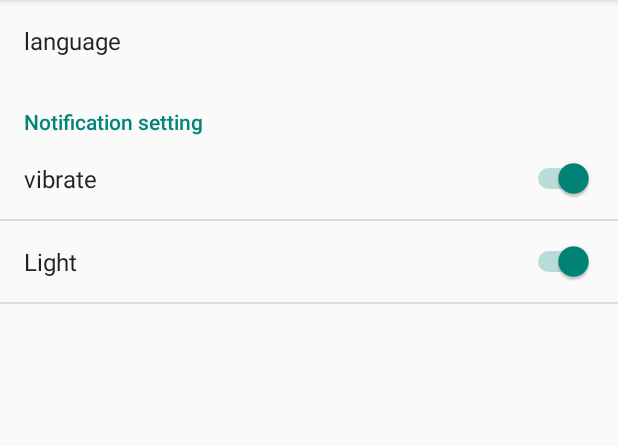
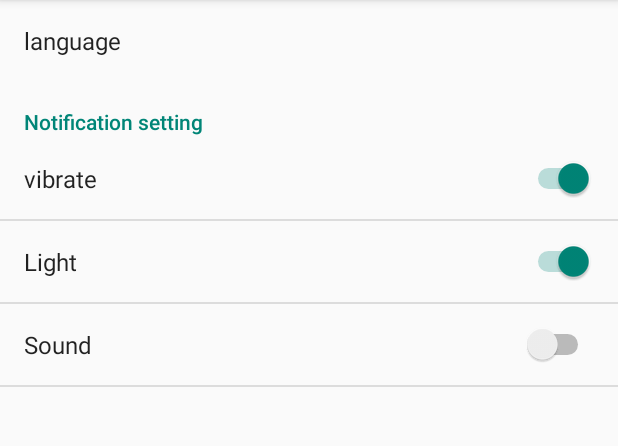
Before and after one commit to maiajam/MedcineAlram, an Android app: the fragment FragmentPrefrence placed in its activity, after a tap on "Light", on a phone screen of 412 x 824 dp, the part 84-530 px from its top. Run offline under Robolectric (Android 15) with nearby library versions, the phone set to English and light mode, and no system bars; 1 other tap on this screen came first.

Commit message:
bug fixing

```diff
--- a/app/src/main/AndroidManifest.xml
+++ b/app/src/main/AndroidManifest.xml
@@ -6,7 +6,7 @@
     <uses-permission android:name="android.permission.RECEIVE_BOOT_COMPLETED" />
 
     <application
-        android:allowBackup="true"
+        android:allowBackup="false"
         android:icon="@drawable/logo"
         android:label="@string/app_name"
         android:roundIcon="@drawable/logo"
--- a/app/src/main/java/com/example/maiajam/medcinealram/FragmentPrefrence.java
+++ b/app/src/main/java/com/example/maiajam/medcinealram/FragmentPrefrence.java
@@ -21,7 +21,9 @@ import static com.example.maiajam.medcinealram.helper.Global.English;
 import static com.example.maiajam.medcinealram.helper.Global.arabic;
 import static com.example.maiajam.medcinealram.helper.HelperMethodes.setAppLanguage;
 import static com.example.maiajam.medcinealram.helper.HelperMethodes.setLayoutDirction;
+import static com.example.maiajam.medcinealram.helper.HelperMethodes.setLightMode;
 import static com.example.maiajam.medcinealram.helper.HelperMethodes.setSelectedLanguage;
+import static com.example.maiajam.medcinealram.helper.HelperMethodes.setVibrateMode;
 
 /**
  * Created by maiAjam on 9/12/2017.
@@ -33,6 +35,7 @@ public class FragmentPrefrence extends PreferenceFragment {
     Locale locale;
     private ListPreference listPreference;
     private SwitchPreference switchVibrate, switchLight;
+    private SwitchPreference switchSound;
 
 
     @Override
@@ -64,7 +67,6 @@ public class FragmentPrefrence extends PreferenceFragment {
                             setSelectedLanguage(getContext(), English);
                             setAppLanguage(getContext(), English);
                             setLayoutDirction(getContext(),English);
-
                             Intent i = new Intent(getActivity(), prefrenceSetting.class);
                             startActivity(i);
 
@@ -87,12 +89,12 @@ public class FragmentPrefrence extends PreferenceFragment {
 
                     if (value) {
                         AudioManager audioManager = (AudioManager) getActivity().getSystemService(getActivity().AUDIO_SERVICE);
-
                         audioManager.setRingerMode(AudioManager.RINGER_MODE_NORMAL);
+                            setVibrateMode(value,getActivity());
                     } else {
                         AudioManager audioManager = (AudioManager) getActivity().getSystemService(getActivity().AUDIO_SERVICE);
-
                         audioManager.setRingerMode(AudioManager.RINGER_MODE_SILENT);
+                        setVibrateMode(value,getActivity());
                     }
                 }
                 return true;
@@ -106,8 +108,21 @@ public class FragmentPrefrence extends PreferenceFragment {
             public boolean onPreferenceChange(Preference preference, Object newValue) {
 
                 if (newValue instanceof Boolean) {
-                    Boolean value = (Boolean) newValue;
+                   setLightMode(getActivity(), (Boolean) newValue);
+                }
 
+                return true;
+            }
+        });
+
+        switchSound = (SwitchPreference) getPreferenceManager().findPreference("sound");
+
+        switchSound.setOnPreferenceChangeListener(new Preference.OnPreferenceChangeListener() {
+            @Override
+            public boolean onPreferenceChange(Preference preference, Object newValue) {
+
+                if (newValue instanceof Boolean) {
+                    HelperMethodes.setSoundMode((Boolean) newValue,getActivity());
                 }
 
                 return true;
--- a/app/src/main/res/layout/activity_add_medcine.xml
+++ b/app/src/main/res/layout/activity_add_medcine.xml
@@ -224,6 +224,7 @@
                         android:layout_width="match_parent"
                         android:layout_height="wrap_content"
                         android:layout_weight="3"
+                        android:focusable="false"
                         android:textColor="@color/colorAccent"
                         android:textColorHint="@color/colorAccent"
                         android:clickable="true"
--- a/app/src/main/res/values/strings.xml
+++ b/app/src/main/res/values/strings.xml
@@ -182,4 +182,5 @@
     <string name="channel_name">name</string>
     <string name="channel_description">desc</string>
     <string name="label_rateTheApp">Rate The App</string>
+    <string name="sound">Sound</string>
 </resources>
--- a/app/src/main/res/xml/setting.xml
+++ b/app/src/main/res/xml/setting.xml
@@ -22,6 +22,11 @@
             android:title="@string/light"
             android:defaultValue="false"
             />
+
+        <SwitchPreference android:key="sound"
+            android:title="@string/sound"
+            android:defaultValue="false"
+            />
     </PreferenceCategory>
 
 
```
Also changed, not shown: app/src/main/java/com/example/maiajam/medcinealram/helper/HelperMethodes.java (+70 -13 lines), app/src/main/java/com/example/maiajam/medcinealram/ui/AddMedcine.java (+23 -19 lines), 1 other file.
